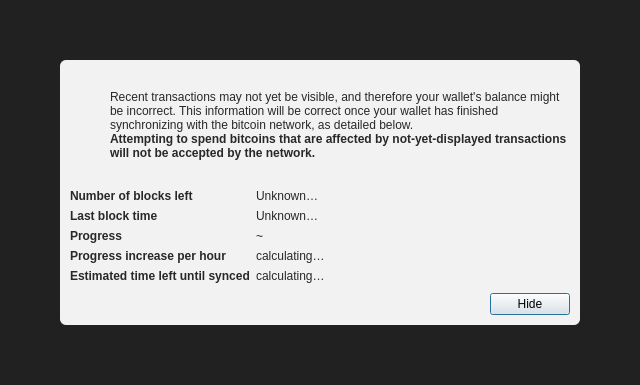
Above: src/qt/forms/modaloverlay.ui from j-c-b-s-t-w-s-k/coral before the change. Below: the same form after it.
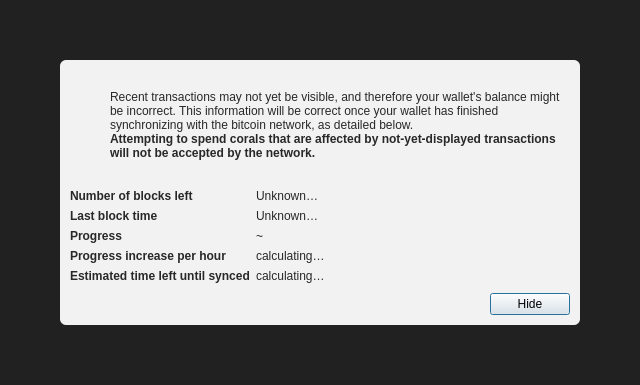
That is the form after the change. Icons and pictures are not drawn.

```diff
--- a/src/qt/forms/modaloverlay.ui
+++ b/src/qt/forms/modaloverlay.ui
@@ -149,7 +149,7 @@
                 </font>
                </property>
                <property name="text">
-                <string>Attempting to spend bitcoins that are affected by not-yet-displayed transactions will not be accepted by the network.</string>
+                <string>Attempting to spend corals that are affected by not-yet-displayed transactions will not be accepted by the network.</string>
                </property>
                <property name="textFormat">
                 <enum>Qt::RichText</enum>
```
